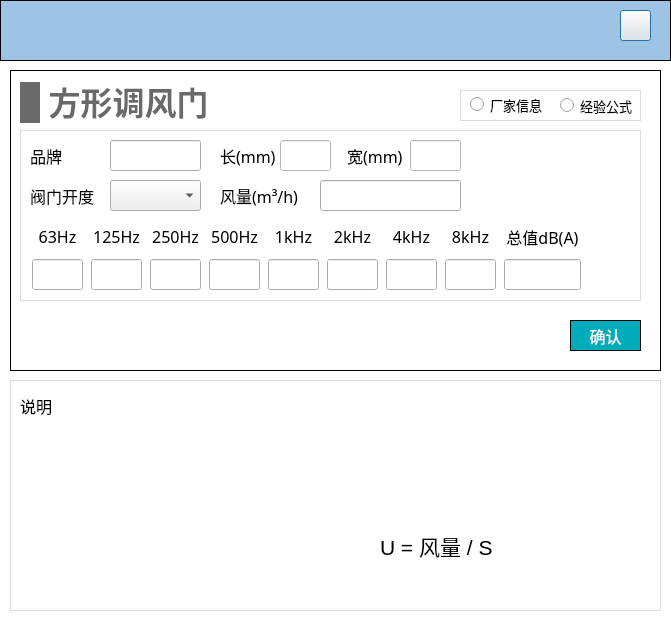
Qt form NoiseCalSoft/inputDialog/dialog_rect_damper.ui (haobana/NoiCal) before a commit.
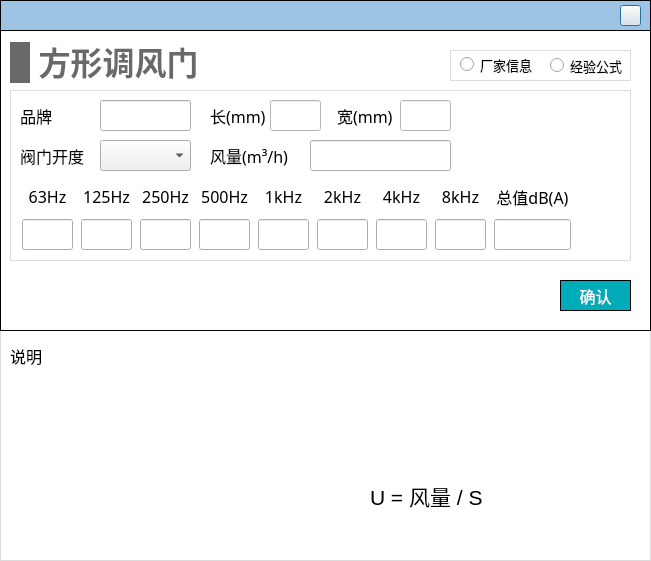
The same form after that commit. Icons and pictures are not drawn.

```diff
--- a/NoiseCalSoft/inputDialog/dialog_rect_damper.ui
+++ b/NoiseCalSoft/inputDialog/dialog_rect_damper.ui
@@ -6,16 +6,10 @@
    <rect>
     <x>0</x>
     <y>0</y>
-    <width>671</width>
-    <height>621</height>
+    <width>651</width>
+    <height>561</height>
    </rect>
   </property>
-  <property name="minimumSize">
-   <size>
-    <width>671</width>
-    <height>621</height>
-   </size>
-  </property>
   <property name="font">
    <font>
     <pointsize>12</pointsize>
@@ -46,8 +40,8 @@
     <rect>
      <x>0</x>
      <y>0</y>
-     <width>671</width>
-     <height>61</height>
+     <width>651</width>
+     <height>31</height>
     </rect>
    </property>
    <property name="styleSheet">
@@ -62,9 +56,9 @@
     <property name="geometry">
      <rect>
       <x>620</x>
-      <y>10</y>
-      <width>31</width>
-      <height>31</height>
+      <y>5</y>
+      <width>21</width>
+      <height>21</height>
      </rect>
     </property>
     <property name="styleSheet">
@@ -78,8 +72,8 @@
   <widget class="QWidget" name="widget_terminal" native="true">
    <property name="geometry">
     <rect>
-     <x>10</x>
-     <y>70</y>
+     <x>0</x>
+     <y>30</y>
      <width>651</width>
      <height>301</height>
     </rect>
@@ -107,8 +101,23 @@
 
 QLabel
 {
-font-family: 'Microsoft YaHei';
+font-family: '黑体';
 font-size: 16px;
+}
+
+QLineEdit
+{
+font-family: '黑体';
+}
+
+QRadioButton
+{
+font-family: '黑体';
+}
+
+QPushButton
+{
+font-family: '黑体';
 }</string>
     </property>
     <widget class="QLineEdit" name="lineEdit_brand">
@@ -132,7 +141,7 @@
      </property>
      <property name="font">
       <font>
-       <family>Microsoft YaHei</family>
+       <family>黑体</family>
        <pointsize>-1</pointsize>
       </font>
      </property>
@@ -151,7 +160,7 @@
      </property>
      <property name="font">
       <font>
-       <family>Microsoft YaHei</family>
+       <family>黑体</family>
        <pointsize>-1</pointsize>
       </font>
      </property>
@@ -180,7 +189,7 @@
      </property>
      <property name="font">
       <font>
-       <family>Microsoft YaHei</family>
+       <family>黑体</family>
        <pointsize>-1</pointsize>
       </font>
      </property>
@@ -225,7 +234,7 @@
        </property>
        <property name="font">
         <font>
-         <family>Microsoft YaHei</family>
+         <family>黑体</family>
          <pointsize>-1</pointsize>
         </font>
        </property>
@@ -264,7 +273,7 @@
        </property>
        <property name="font">
         <font>
-         <family>Microsoft YaHei</family>
+         <family>黑体</family>
          <pointsize>-1</pointsize>
         </font>
        </property>
@@ -285,7 +294,7 @@
        </property>
        <property name="font">
         <font>
-         <family>Microsoft YaHei</family>
+         <family>黑体</family>
          <pointsize>-1</pointsize>
         </font>
        </property>
@@ -333,7 +342,7 @@
           </property>
           <property name="font">
            <font>
-            <family>Microsoft YaHei</family>
+            <family>黑体</family>
             <pointsize>-1</pointsize>
            </font>
           </property>
@@ -384,7 +393,7 @@
           </property>
           <property name="font">
            <font>
-            <family>Microsoft YaHei</family>
+            <family>黑体</family>
             <pointsize>-1</pointsize>
            </font>
           </property>
@@ -435,7 +444,7 @@
           </property>
           <property name="font">
            <font>
-            <family>Microsoft YaHei</family>
+            <family>黑体</family>
             <pointsize>-1</pointsize>
            </font>
           </property>
@@ -486,7 +495,7 @@
           </property>
           <property name="font">
            <font>
-            <family>Microsoft YaHei</family>
+            <family>黑体</family>
             <pointsize>-1</pointsize>
            </font>
           </property>
@@ -537,7 +546,7 @@
           </property>
           <property name="font">
            <font>
-            <family>Microsoft YaHei</family>
+            <family>黑体</family>
             <pointsize>-1</pointsize>
            </font>
           </property>
@@ -591,7 +600,7 @@
           </property>
           <property name="font">
            <font>
-            <family>Microsoft YaHei</family>
+            <family>黑体</family>
             <pointsize>-1</pointsize>
            </font>
           </property>
@@ -642,7 +651,7 @@
           </property>
           <property name="font">
            <font>
-            <family>Microsoft YaHei</family>
+            <family>黑体</family>
             <pointsize>-1</pointsize>
            </font>
           </property>
@@ -693,7 +702,7 @@
           </property>
           <property name="font">
            <font>
-            <family>Microsoft YaHei</family>
+            <family>黑体</family>
             <pointsize>-1</pointsize>
            </font>
           </property>
@@ -744,7 +753,7 @@
           </property>
           <property name="font">
            <font>
-            <family>Microsoft YaHei</family>
+            <family>黑体</family>
             <pointsize>-1</pointsize>
            </font>
           </property>
@@ -794,7 +803,7 @@
     </property>
     <property name="font">
      <font>
-      <family>Microsoft YaHei</family>
+      <family>黑体</family>
       <pointsize>12</pointsize>
      </font>
     </property>
@@ -904,7 +913,7 @@
      </property>
      <property name="font">
       <font>
-       <family>Microsoft YaHei</family>
+       <family>黑体</family>
        <pointsize>10</pointsize>
       </font>
      </property>
@@ -923,7 +932,7 @@
      </property>
      <property name="font">
       <font>
-       <family>Microsoft YaHei</family>
+       <family>黑体</family>
        <pointsize>10</pointsize>
       </font>
      </property>
@@ -936,8 +945,8 @@
   <widget class="QStackedWidget" name="stackedWidget_descri">
    <property name="geometry">
     <rect>
-     <x>10</x>
-     <y>380</y>
+     <x>0</x>
+     <y>330</y>
      <width>651</width>
      <height>231</height>
     </rect>
@@ -987,6 +996,7 @@
       </property>
       <property name="font">
        <font>
+        <family>黑体</family>
         <pointsize>12</pointsize>
        </font>
       </property>
@@ -1064,6 +1074,9 @@
    </widget>
    <widget class="QWidget" name="page_white"/>
   </widget>
+  <zorder>widget_top</zorder>
+  <zorder>stackedWidget_descri</zorder>
+  <zorder>widget_terminal</zorder>
  </widget>
  <resources/>
  <connections/>
```
